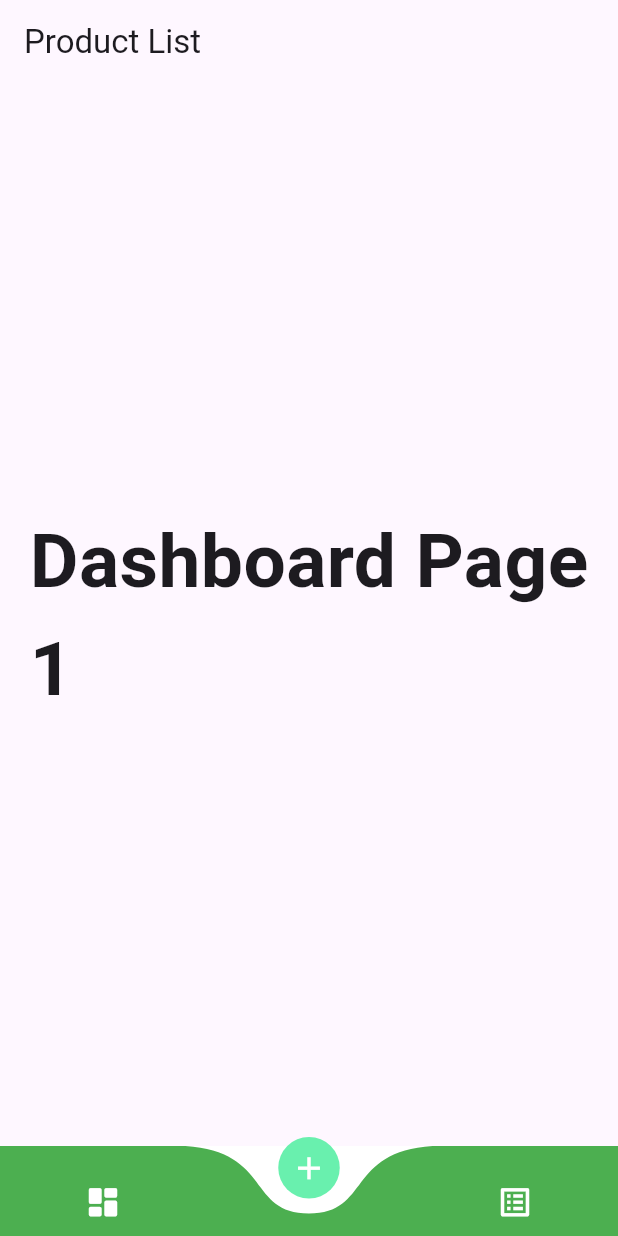
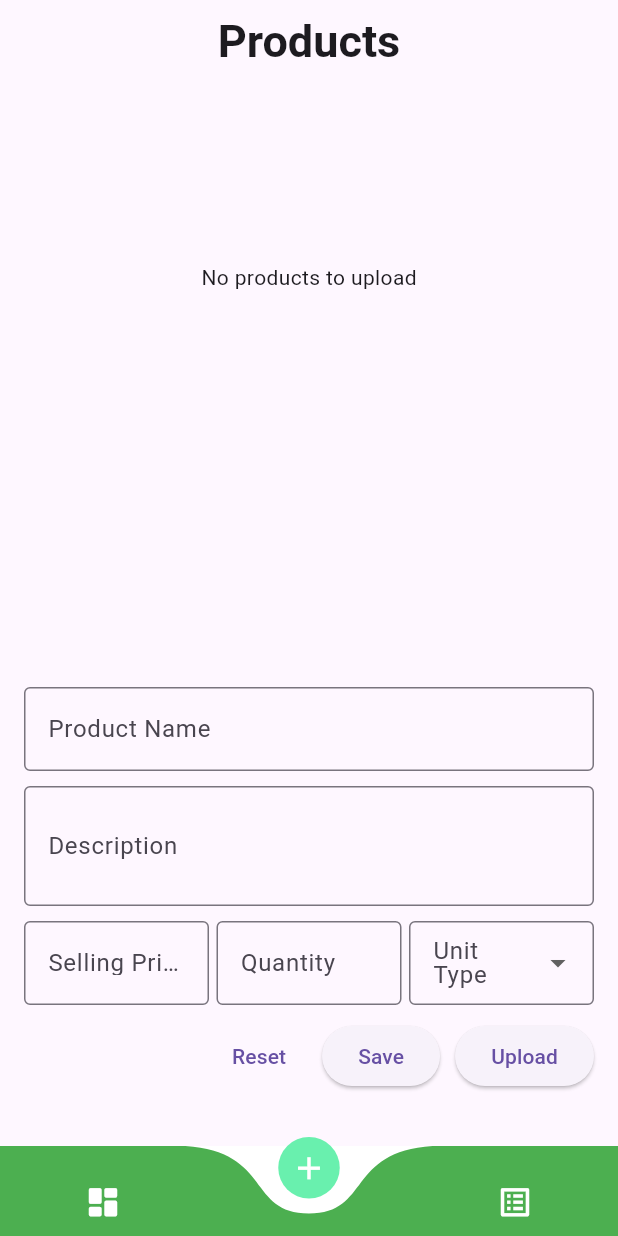
Before and after one commit to sushan531/SalesTrackerApp, a Flutter app: the screen it shows after launch, item 2 of the bottom bar chosen, on a phone screen of 412 x 824 dp. Run offline on Flutter 3.47's test engine with Material 3 defaults, Android fonts, the light colour scheme and no system bars; drawn by our look-alikes of curved_navigation_bar; our stand-ins replace dio, flutter_secure_storage, pull_to_refresh_flutter3; network calls fail.

Commit message:
Products add screen

```diff
--- a/lib/custom_widgets/products_tile.dart
+++ b/lib/custom_widgets/products_tile.dart
@@ -22,8 +22,7 @@ class Product extends StatelessWidget {
         leading: const Icon(Icons.shopping_bag),
         title: Text(product.productName),
         subtitle: Text(
-          'Selling Price: \$${product.sellingPrice} - \nQuantity: ${product
-              .remainingQuantity} ${product.measurementUnit}',
+          'Selling Price: \$${product.sellingPrice} - \nQuantity: ${product.remainingQuantity} ${product.measurementUnit}',
         ),
         trailing: TextButton.icon(
           icon: const Icon(Icons.add),
--- a/lib/models/products_model.dart
+++ b/lib/models/products_model.dart
@@ -1,22 +1,22 @@
 class ProductModel {
-  final int productId;
+  final int? productId;
   final String productName;
   final String? productImage; // Make productImage nullable
   final String description;
   final double sellingPrice;
   final int remainingQuantity;
-  final DateTime createdTime;
+  final DateTime? createdTime;
   final String branchUuid;
   final String measurementUnit;
 
   ProductModel({
-    required this.productId,
+    this.productId,
     required this.productName,
     this.productImage,
     required this.description,
     required this.sellingPrice,
     required this.remainingQuantity,
-    required this.createdTime,
+    this.createdTime,
     required this.branchUuid,
     required this.measurementUnit,
   });
@@ -24,8 +24,10 @@ class ProductModel {
   factory ProductModel.fromJson(Map<String, dynamic> json) => ProductModel(
         productId: json['product_id'],
         productName: json['product_name'],
-    productImage: json['product_image']?['String'], // Extract image URL
-    description: json['description']?['String'], // Extract description
+        productImage: json['product_image']?['String'],
+        // Extract image URL
+        description: json['description']?['String'],
+        // Extract description
         sellingPrice: double.parse(json['selling_price']),
         remainingQuantity: int.parse(json['remaining_quantity']),
         createdTime: DateTime.parse(json['created_time']),
--- a/lib/screens/private/products/products.dart
+++ b/lib/screens/private/products/products.dart
@@ -6,6 +6,7 @@ import 'package:pull_to_refresh_flutter3/pull_to_refresh_flutter3.dart';
 import 'package:tipot/custom_widgets/products_tile.dart';
 import 'package:tipot/models/products_model.dart';
 import 'package:tipot/rest_api/rest_api.dart';
+import 'package:tipot/screens/private/products/products_add.dart';
 
 class ProductsScreen extends StatefulWidget {
   const ProductsScreen(this.storage, {super.key});
@@ -40,12 +41,7 @@ class _ProductsScreenState extends State<ProductsScreen> {
           ),
         );
       case 1:
-        return Center(
-          child: Text(
-            "Dashboard Page\n$_page",
-            style: const TextStyle(fontSize: 50, fontWeight: FontWeight.bold),
-          ),
-        );
+        return ProductsAdd();
       case 2:
         return SmartRefresher(
           controller: _refreshController,
@@ -142,7 +138,9 @@ class _ProductsScreenState extends State<ProductsScreen> {
   Widget build(BuildContext context) {
     return Scaffold(
       appBar: AppBar(
-        title: const Text('Product List'),
+        title: const Text('Products',
+            style: TextStyle(fontSize: 30, fontWeight: FontWeight.bold)),
+        centerTitle: true,
       ),
       body: getActivePage(_page),
       bottomNavigationBar: CurvedNavigationBar(
--- /dev/null
+++ b/lib/screens/private/products/products_add.dart
@@ -0,0 +1,210 @@
+import 'package:flutter/material.dart';
+import 'package:tipot/custom_widgets/products_tile.dart';
+import 'package:tipot/models/products_model.dart';
+
+var measurementUnits = ["kg", "dozen", "pcs", "meters", "lbs"];
+
+
+class ProductsAdd extends StatefulWidget {
+  const ProductsAdd({Key? key}) : super(key: key);
+
+  @override
+  State<StatefulWidget> createState() {
+    return _ProductsAddState();
+  }
+}
+
+class _ProductsAddState extends State<ProductsAdd> {
+  String? _unitType;
+  String? _productName;
+  String? _description;
+  String? _sellingPrice;
+  String? _quantity;
+  final GlobalKey<FormState> _formKey = GlobalKey();
+  final List<ProductModel> _products = [];
+
+  void _saveItem() {
+    if (_formKey.currentState!.validate()) {
+      _formKey.currentState!.save();
+      print(_products.length);
+      _products.add(ProductModel(
+          productName: _productName!,
+          description: _description!,
+          sellingPrice: double.parse(_sellingPrice!),
+          remainingQuantity: int.parse(_quantity!),
+          branchUuid: "branchUuid",
+          measurementUnit: _unitType!));
+      _formKey.currentState!.reset();
+      print(_products.length);
+      setState(() {});
+    }
+  }
+
+  void _saveItemAndUpload() {
+    //TODO call the rest api to upload the products
+  }
+
+  @override
+  Widget build(BuildContext context) {
+    return Scaffold(
+      body: Column(children: [
+        Expanded(
+          child: LayoutBuilder(
+              builder: (BuildContext context, BoxConstraints constraints) {
+                return SingleChildScrollView(
+                  child: SizedBox(
+                      height: constraints.maxHeight / 1.5,
+                      child: _products.isEmpty
+                          ? const Center(child: Text("No products to upload"))
+                          : ListView.separated(
+                          padding: const EdgeInsets.all(8),
+                          itemBuilder: (context, index) {
+                            final product = _products[index];
+                            return Product(product: product);
+                          },
+                          separatorBuilder: (context, index) => const Divider(),
+                          itemCount: _products.length)),
+                );
+              }),
+        ),
+        Form(
+            key: _formKey,
+            child: Padding(
+              padding: const EdgeInsets.all(16),
+              child: Column(
+                children: [
+                  TextFormField(
+                    onSaved: (value) {
+                      _productName = value;
+                    },
+                    decoration: const InputDecoration(
+                      border: OutlineInputBorder(),
+                      labelText: "Product Name",
+                    ),
+                    validator: (value) {
+                      var trimmedValue = value!.trim();
+                      if (value.isEmpty ||
+                          trimmedValue.length <= 2 ||
+                          trimmedValue.trim().length > 50) {
+                        return "Must be between 3 and 50 characters.";
+                      }
+                      return null;
+                    },
+                  ),
+                  const SizedBox(height: 10.0),
+                  TextFormField(
+                    onSaved: (value) {
+                      _description = value;
+                    },
+                    keyboardType: TextInputType.multiline,
+                    maxLines: 2,
+                    decoration: const InputDecoration(
+                      border: OutlineInputBorder(),
+                      labelText: "Description",
+                    ),
+                    validator: (value) {
+                      var trimmedValue = value!.trim();
+                      if (value.isEmpty ||
+                          trimmedValue.length <= 2 ||
+                          trimmedValue.trim().length > 300) {
+                        return "Must be between 3 and 300 characters.";
+                      }
+                      return null;
+                    },
+                  ),
+                  const SizedBox(height: 10.0),
+                  Row(
+                    children: [
+                      Expanded(
+                        child: TextFormField(
+                          onSaved: (value) {
+                            _sellingPrice = value;
+                          },
+                          keyboardType: TextInputType.number,
+                          decoration: const InputDecoration(
+                            border: OutlineInputBorder(),
+                            labelText: "Selling Price",
+                          ),
+                          validator: (value) {
+                            if (value == null ||
+                                value.isEmpty ||
+                                double.parse(value) <= 0) {
+                              return "Must be greater than 0";
+                            }
+                            return null;
+                          },
+                        ),
+                      ),
+                      const SizedBox(width: 5.0),
+                      Expanded(
+                        child: TextFormField(
+                            onSaved: (value) {
+                              _quantity = value;
+                            },
+                            keyboardType: TextInputType.number,
+                            decoration: const InputDecoration(
+                              border: OutlineInputBorder(),
+                              labelText: "Quantity",
+                            ),
+                            validator: (value) {
+                              if (value == null ||
+                                  value.isEmpty ||
+                                  int.tryParse(value) == null ||
+                                  int.tryParse(value)! <= 0) {
+                                return "Must be valid positive number.";
+                              }
+                              return null;
+                            }),
+                      ),
+                      const SizedBox(width: 5.0),
+                      Expanded(
+                        child: DropdownButtonFormField(
+                          onSaved: (value) {
+                            _unitType = value;
+                          },
+                          decoration: const InputDecoration(
+                            border: OutlineInputBorder(),
+                            label: Text("Unit Type"),
+                          ),
+                          items: measurementUnits.map((item) {
+                            return DropdownMenuItem(
+                                value: item, child: Text(item));
+                          }).toList(),
+                          onChanged: (selected) {},
+                        ),
+                      ),
+                    ],
+                  ),
+                  const SizedBox(height: 10.0),
+                  Visibility(
+                    child: Row(
+                        mainAxisAlignment: MainAxisAlignment.end,
+                        children: [
+                          TextButton(
+                              onPressed: () {
+                                _formKey.currentState!.reset();
+                              },
+                              child: const Text("Reset")),
+                          const SizedBox(width: 10.0),
+
+                          ElevatedButton(
+                              onPressed: _saveItem, child: const Text("Save")),
+                          const SizedBox(width: 10.0),
+                          ElevatedButton(
+                              onPressed: _saveItem, child: const Text("Upload"))
+                        ]),
+                  )
+                ],
+              ),
+            )),
+        SizedBox(height: 20.0),
+      ]),
+      // bottomNavigationBar: BottomNavigationBar(
+      //   items: const [
+      //     BottomNavigationBarItem(icon: Icon(Icons.add), label: "New Product"),
+      //     BottomNavigationBarItem(icon: Icon(Icons.upload), label: "Upload"),
+      //   ],
+      // ),
+    );
+  }
+}
--- /dev/null
+++ b/lib/screens/private/products/products_dashboard.dart
@@ -0,0 +1 @@
+//TODO
```
Lines whose indentation alone changed are shown as unchanged.
